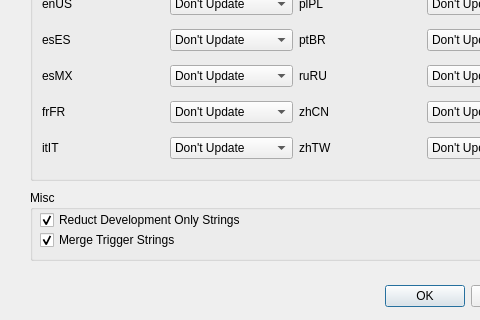
Old version of the form iodialog.ui in the repository Cyberenchanter/Galaxy-Translator; both pictures show x 0 to 480 and y 160 to 480 of the 600 by 480 pixel window.
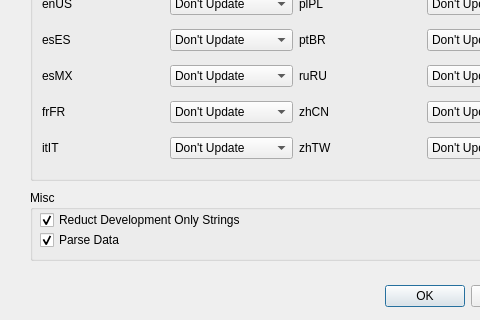
New version of the form. Icons and pictures are not drawn.

Commit message: The foundation of data parser

Patch:
```diff
--- a/iodialog.ui
+++ b/iodialog.ui
@@ -440,7 +440,7 @@
      </rect>
     </property>
     <property name="text">
-     <string>Merge Trigger Strings</string>
+     <string>Parse Data</string>
     </property>
     <property name="checked">
      <bool>true</bool>
```
Left out of the diff: 2 changed lines with no effect on the pictures. The commit also changes 2 other files.
